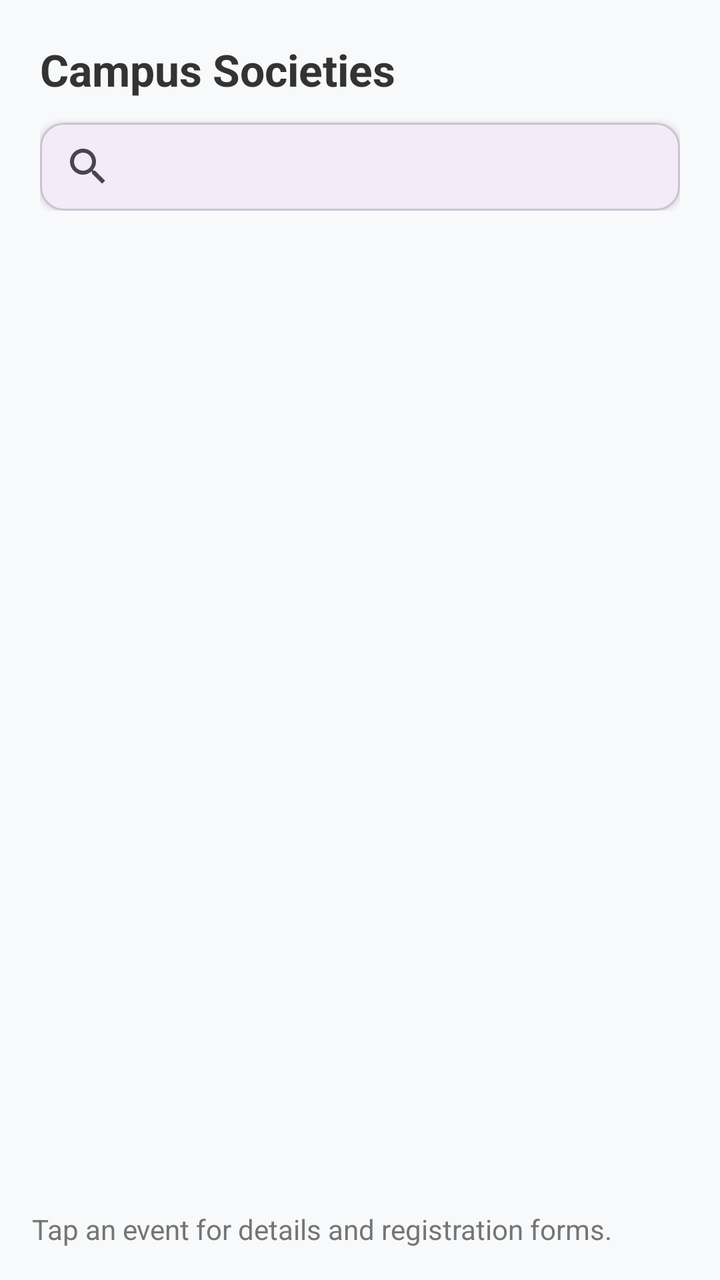
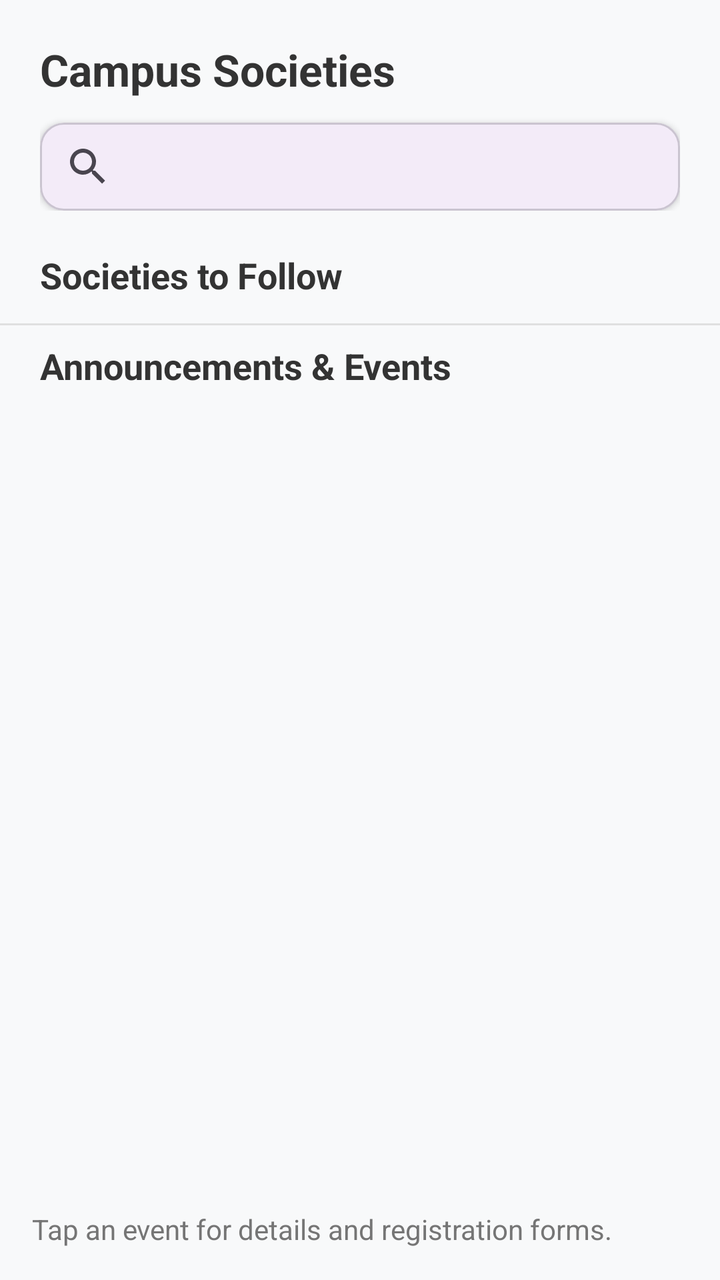

The first picture is an Android layout as it rendered before a commit; the second is the same layout after the commit. The layout source and the unified diff follow.
<!-- AndroidManifest.xml: application theme Theme.FastConnect -->
<!-- res/layout/fragment_societies_list.xml -->
<?xml version="1.0" encoding="utf-8"?>
<LinearLayout
    xmlns:android="http://schemas.android.com/apk/res/android"
    xmlns:app="http://schemas.android.com/apk/res-auto"
    android:layout_width="match_parent"
    android:layout_height="match_parent"
    android:orientation="vertical"
    android:background="#F8F9FA">

    
    <LinearLayout
        android:layout_width="match_parent"
        android:layout_height="wrap_content"
        android:orientation="vertical"
        android:padding="20dp">

        <TextView
            android:layout_width="match_parent"
            android:layout_height="wrap_content"
            android:text="Campus Societies"
            android:textSize="22sp"
            android:textStyle="bold"
            android:textColor="#333333" />

        
        <com.google.android.material.card.MaterialCardView
            android:layout_width="match_parent"
            android:layout_height="wrap_content"
            android:layout_marginTop="12dp"
            app:cardCornerRadius="12dp"
            app:cardElevation="2dp"
            app:strokeWidth="1dp"
            app:strokeColor="?attr/colorOutlineVariant">

            <androidx.appcompat.widget.SearchView
                android:id="@+id/searchViewSocieties"
                android:layout_width="match_parent"
                android:layout_height="44dp"
                android:iconifiedByDefault="false"
                app:queryHint="Search society events..." />

        </com.google.android.material.card.MaterialCardView>
    </LinearLayout>

    
    <androidx.recyclerview.widget.RecyclerView
        android:id="@+id/rvSocieties"
        android:layout_width="match_parent"
        android:layout_height="0dp"
        android:layout_weight="1"
        android:clipToPadding="false"
        android:paddingBottom="8dp" />

    <TextView
        android:layout_width="match_parent"
        android:layout_height="wrap_content"
        android:padding="16dp"
        android:text="Tap an event for details and registration forms."
        android:textColor="#757575"
        android:textSize="14sp" />

</LinearLayout>
<!-- resources referenced by this layout -->
<resources>
  <style name="Theme.FastConnect" parent="Base.Theme.FastConnect" />
  <style name="Base.Theme.FastConnect" parent="Theme.Material3.DayNight.NoActionBar">
          
          
      </style>
</resources>

<!-- the commit's change to res/layout/fragment_societies_list.xml (unified diff, before → after) -->
@@ -43,6 +43,42 @@
     </LinearLayout>
 
     
+    <TextView
+        android:layout_width="match_parent"
+        android:layout_height="wrap_content"
+        android:text="Societies to Follow"
+        android:textColor="#333333"
+        android:textStyle="bold"
+        android:textSize="18sp"
+        android:paddingHorizontal="20dp" />
+
+    <androidx.recyclerview.widget.RecyclerView
+        android:id="@+id/rvSocietiesList"
+        android:layout_width="match_parent"
+        android:layout_height="wrap_content"
+        android:orientation="horizontal"
+        android:paddingBottom="12dp"
+        android:paddingHorizontal="16dp"
+        android:clipToPadding="false" />
+
+    
+    <View
+        android:layout_width="match_parent"
+        android:layout_height="1dp"
+        android:background="#E0E0E0"
+        android:layout_marginBottom="8dp" />
+
+    
+    <TextView
+        android:layout_width="match_parent"
+        android:layout_height="wrap_content"
+        android:text="Announcements &amp; Events"
+        android:textColor="#333333"
+        android:textStyle="bold"
+        android:textSize="18sp"
+        android:paddingHorizontal="20dp" />
+
+    
     <androidx.recyclerview.widget.RecyclerView
         android:id="@+id/rvSocieties"
         android:layout_width="match_parent"
